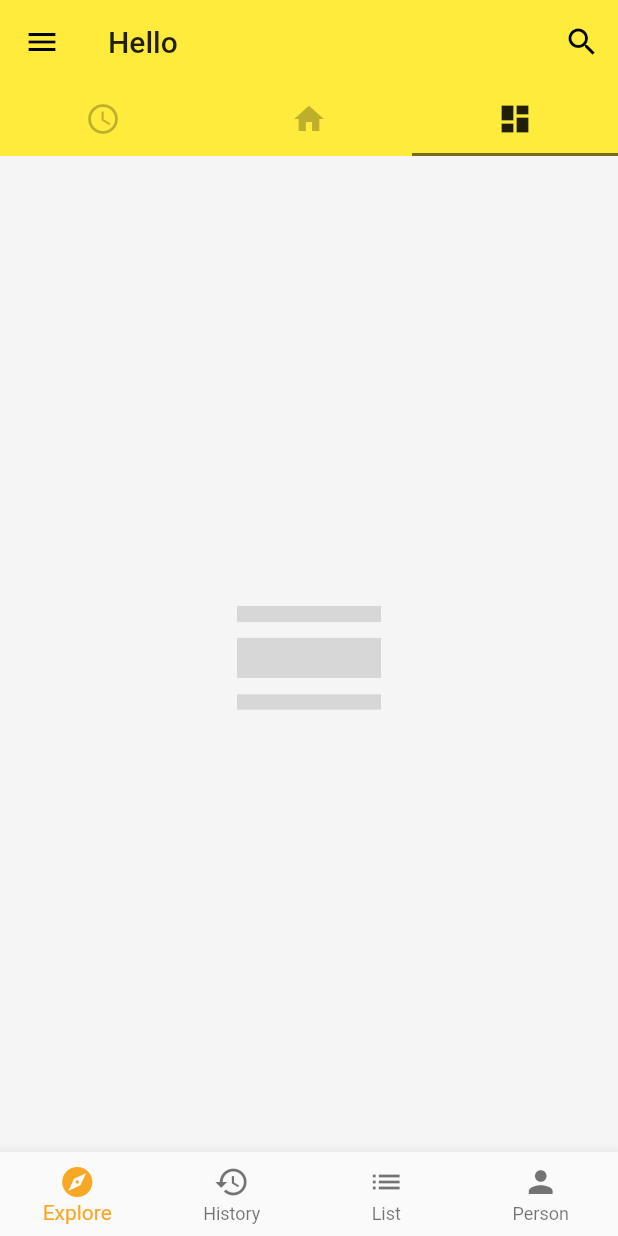
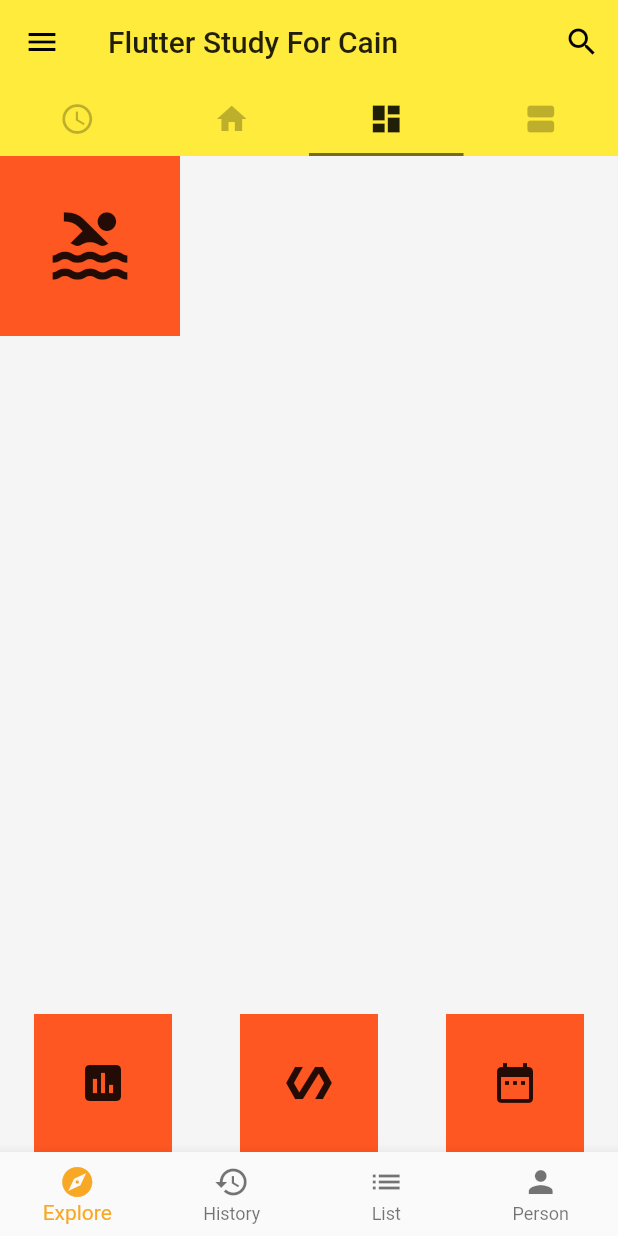
Before and after one commit to CainLynn/flutter_study, a Flutter app: the screen it shows after launch, tab 3 chosen, on a phone screen of 412 x 824 dp. Run offline on Flutter 3.47's test engine with Material 2 defaults, Android fonts, the phone set to English and light mode, and no system bars; network calls fail.

```diff
--- a/lib/demo/basic_demo.dart
+++ b/lib/demo/basic_demo.dart
@@ -34,7 +34,7 @@ class BasicDemo extends StatelessWidget {
 
       愿陛下托臣以讨贼兴复之效，不效，则治臣之罪，以告先帝之灵。若无兴德之言，则责攸之、祎、允等之慢，以彰其咎；陛下亦宜自谋，以咨诹善道，察纳雅言，深追先帝遗诏，臣不胜受恩感激。
 
-      今当远离，临表涕零，不知所言
+      今当远离，临表涕零，不知所言。
       ''';
 
     Widget _listItemBuilder(BuildContext context, int index) {
--- a/lib/demo/bottom_navigation_bar_demo.dart
+++ b/lib/demo/bottom_navigation_bar_demo.dart
@@ -1,19 +1,15 @@
 import 'package:flutter/material.dart';
 
-class BottomNavigationBarDemo extends StatefulWidget{
-
+class BottomNavigationBarDemo extends StatefulWidget {
   @override
   State<StatefulWidget> createState() => _BootomNavigationBarDemoState();
 }
 
 class _BootomNavigationBarDemoState extends State<BottomNavigationBarDemo> {
-
   int _currentIndex = 0;
 
   void _onTapHandler(int index) {
-
     setState(() {
-
       debugPrint(index.toString());
       _currentIndex = index;
     });
@@ -21,7 +17,6 @@ class _BootomNavigationBarDemoState extends State<BottomNavigationBarDemo> {
 
   @override
   Widget build(BuildContext context) {
-
     return BottomNavigationBar(
       currentIndex: _currentIndex,
       onTap: _onTapHandler,
@@ -29,21 +24,12 @@ class _BootomNavigationBarDemoState extends State<BottomNavigationBarDemo> {
       fixedColor: Colors.yellow[800],
       items: [
         BottomNavigationBarItem(
-          icon: Icon(Icons.explore),
-          title: Text("Explore")
-        ),
+            icon: Icon(Icons.explore), title: Text("Explore")),
         BottomNavigationBarItem(
-          icon: Icon(Icons.history),
-          title: Text("History")
-        ),
+            icon: Icon(Icons.history), title: Text("History")),
+        BottomNavigationBarItem(icon: Icon(Icons.list), title: Text("List")),
         BottomNavigationBarItem(
-          icon: Icon(Icons.list),
-          title: Text("List")
-        ),
-        BottomNavigationBarItem(
-          icon: Icon(Icons.person),
-          title: Text("Person")
-        ),
+            icon: Icon(Icons.person), title: Text("Person")),
       ],
     );
   }
--- /dev/null
+++ b/lib/demo/layout_demo.dart
@@ -0,0 +1,41 @@
+import 'package:flutter/material.dart';
+
+class LayoutDemo extends StatelessWidget {
+  @override
+  Widget build(BuildContext context) {
+    return Column(
+      crossAxisAlignment: CrossAxisAlignment.start,
+      mainAxisAlignment: MainAxisAlignment.spaceBetween,
+      children: <Widget>[
+        IconBadge(
+          Icons.pool,
+          size: 60,
+        ),
+        Row(
+          crossAxisAlignment: CrossAxisAlignment.start,
+          mainAxisAlignment: MainAxisAlignment.spaceAround,
+          children: <Widget>[
+            IconBadge(Icons.poll),
+            IconBadge(Icons.polymer),
+            IconBadge(Icons.date_range)
+          ],
+        )
+      ],
+    );
+  }
+}
+
+class IconBadge extends StatelessWidget {
+  IconData icon;
+  double size;
+  IconBadge(this.icon, {this.size = 32});
+  @override
+  Widget build(BuildContext context) {
+    return Container(
+      child: Icon(icon, size: size),
+      width: size + 60,
+      height: size + 60,
+      color: Colors.deepOrange,
+    );
+  }
+}
--- a/lib/main.dart
+++ b/lib/main.dart
@@ -1,9 +1,12 @@
 import 'package:flutter/material.dart';
+import 'package:flutter_study/demo/sliver_demo.dart';
 import 'demo/bottom_navigation_bar_demo.dart';
 import './demo/listview_demo.dart';
 import './demo/hello_demo.dart';
 import 'demo/drawer_demo.dart';
 import 'demo/basic_demo.dart';
+import 'demo/layout_demo.dart';
+import 'demo/view_demo.dart';
 
 void main() {
   runApp(App());
@@ -16,6 +19,7 @@ class App extends StatelessWidget{
     // Cain MateriaApp
     return MaterialApp(
       debugShowCheckedModeBanner: false,
+      // home: Home(),
       home: Home(),
       theme: ThemeData(
         primaryColor: Colors.yellow,
@@ -32,7 +36,7 @@ class Home extends StatelessWidget{
 
     // Cain 页签Controller控制器
     return DefaultTabController(
-      length: 3,
+      length: 4,
       child: Scaffold(
         backgroundColor: Colors.grey[100],
         appBar: AppBar(
@@ -41,7 +45,7 @@ class Home extends StatelessWidget{
           //   tooltip: "Navigration",
           //   onPressed: () => debugPrint("Navigration Button is Pressed"),
           // ),
-          title: Text("Hello"),
+          title: Text("Flutter Study For Cain"),
           actions: <Widget>[
             IconButton(
               icon: Icon(Icons.search),
@@ -66,6 +70,9 @@ class Home extends StatelessWidget{
               Tab(
                 icon: Icon(Icons.dashboard),
               ),
+              Tab(
+                icon: Icon(Icons.view_agenda),
+              ),
             ],
           ),
         ),
@@ -74,7 +81,9 @@ class Home extends StatelessWidget{
           children: <Widget>[
             ListViewDemo(),
             BasicDemo(),
-            Icon(Icons.calendar_view_day, size: 128, color: Colors.black12),
+            LayoutDemo(),
+            // ViewDemo(),
+            SliverDemo()
           ],
         ),
         // Cain 侧边滑动栏
```
Also changed, not shown: lib/demo/sliver_demo.dart (added, +111 -0 lines), lib/demo/view_demo.dart (added, +79 -0 lines), lib/model/post.dart (+190 -9 lines).
